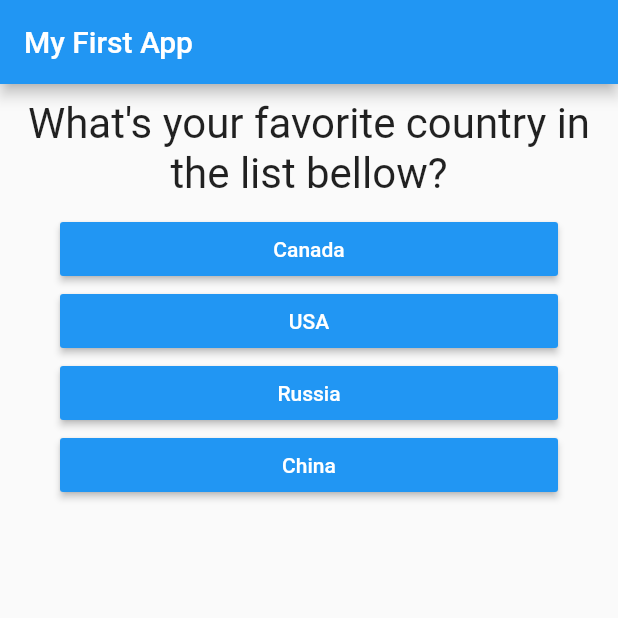
After one commit to bowe99/Personality-Test-App, a Flutter app: the screen it shows after launch, on a phone screen of 412 x 824 dp, the top half of it. The commit adds this screen. Run offline on Flutter 3.47's test engine with Material 2 defaults, Android fonts, the phone set to English and light mode, and no system bars.

Commit message:
Add more files to clean code
Made a seperate file for the more logical widgets to keep the main file cleaner

```diff
--- a/lib/main.dart
+++ b/lib/main.dart
@@ -1,6 +1,6 @@
 import 'package:flutter/material.dart';
-import './question.dart';
-import './answer.dart';
+import './quiz.dart';
+import './results.dart';
 
 void main() => runApp(MyApp());
 
@@ -14,7 +14,7 @@ class MyApp extends StatefulWidget{
 
 class _MyAppState extends State{ // Leading _ restricts the us of MyAppState to the same folder
   var _questionIndex = 0;        // Making the variable private can't be used anywhere else than the same file
-  final questions = const [
+  final _questions = const [
       {'questionText': 'What\'s your favorite country in the list bellow?',
        'answers': ['Canada', 'USA', 'Russia', 'China']
       },
@@ -39,17 +39,9 @@ class _MyAppState extends State{ // Leading _ restricts the us of MyAppState to
       home: Scaffold(
         appBar: AppBar(title: Text('My First App'),
         ),
-        body: _questionIndex < questions.length
-          ? Column(
-            children: <Widget>[
-            Question(questions[_questionIndex]['questionText']),
-            ...(questions[_questionIndex]['answers'] as List<String>).map((answer){
-              return AnswerButton(answer, _answerQuestion);
-            }).toList()
-           ],
-          ): Center(
-                child: Text('You Did it'),
-          )
+        body: _questionIndex < _questions.length
+          ? Quiz(answerQuestion: _answerQuestion, questions: _questions, questionIndex: _questionIndex)
+          : Results()
       ),
     );
 
--- /dev/null
+++ b/lib/quiz.dart
@@ -0,0 +1,30 @@
+import 'package:flutter/material.dart';
+
+import './question.dart';
+import './answer.dart';
+
+class Quiz extends StatelessWidget {
+  final List<Map<String, Object>> questions;
+  final Function answerQuestion;
+  final int questionIndex;
+
+  Quiz({
+    @required this.questions,
+    @required this.answerQuestion,
+    @required this.questionIndex
+    });
+
+  @override
+  Widget build(BuildContext context) {
+    return Column(
+            children: <Widget>[
+            Question(
+              questions[questionIndex]['questionText'],
+            ),
+            ...(questions[questionIndex]['answers'] as List<String>).map((answer){
+              return AnswerButton(answer, answerQuestion);
+            }).toList()
+           ],
+          );
+  }
+}
```
Also changed, not shown: lib/results.dart (added, +10 -0 lines).
